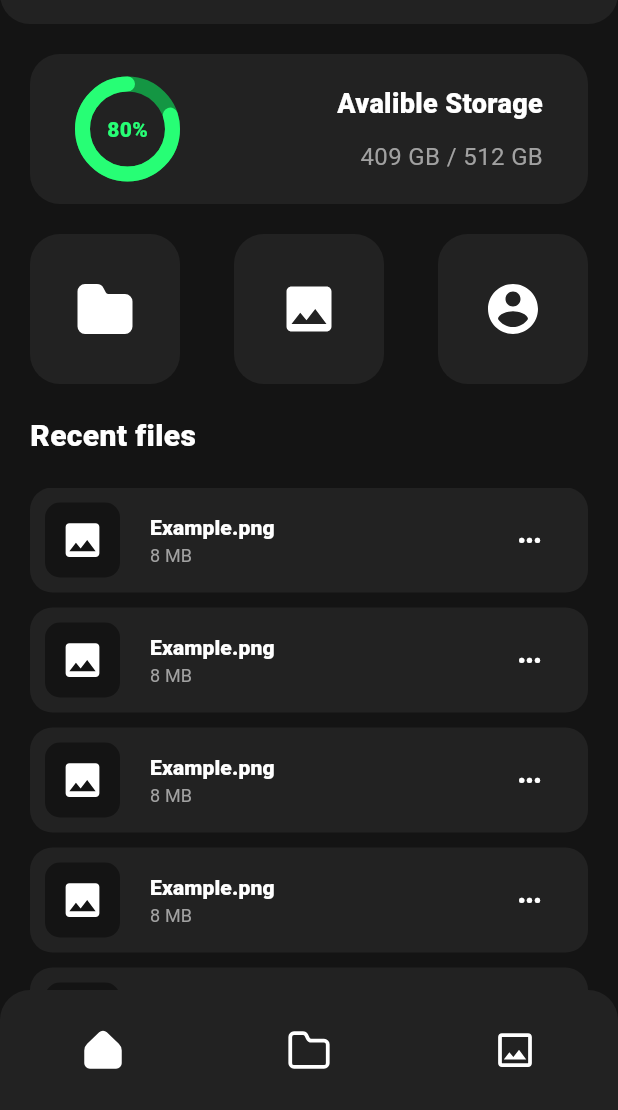
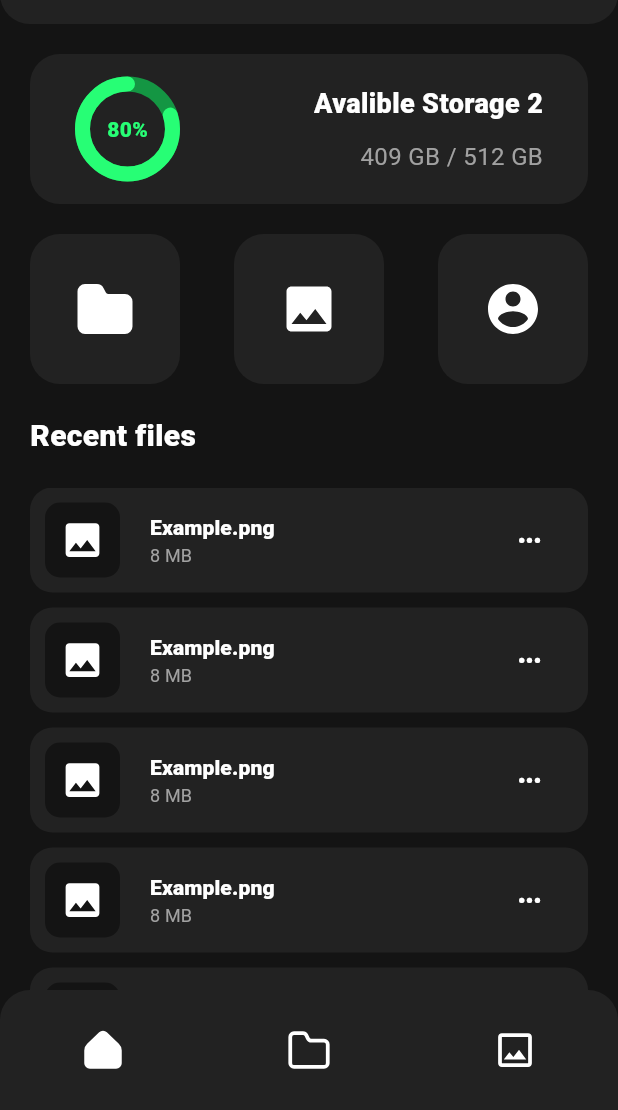
Before and after one commit to srpino23/PinoTech-Cloud-App, a Flutter app: the screen it shows after launch, on a phone screen of 412 x 824 dp, the part 126-1236 px from its top. Run offline on Flutter 3.47's test engine with Material 3 defaults, Android fonts, the phone set to English and light mode, and no system bars; our stand-ins replace flutter_svg; project files that could hold a hidden picture were left out.

Commit message:
Pruebas git

```diff
--- a/lib/screens/HomeScreen.dart
+++ b/lib/screens/HomeScreen.dart
@@ -67,7 +67,7 @@ class HomeScreen extends StatelessWidget {
                         crossAxisAlignment: CrossAxisAlignment.end,
                         children: [
                           Text(
-                            "Avalible Storage",
+                            "Avalible Storage 2",
                             style: TextStyle(
                               color: Colors.white,
                               fontSize: 18,
```
